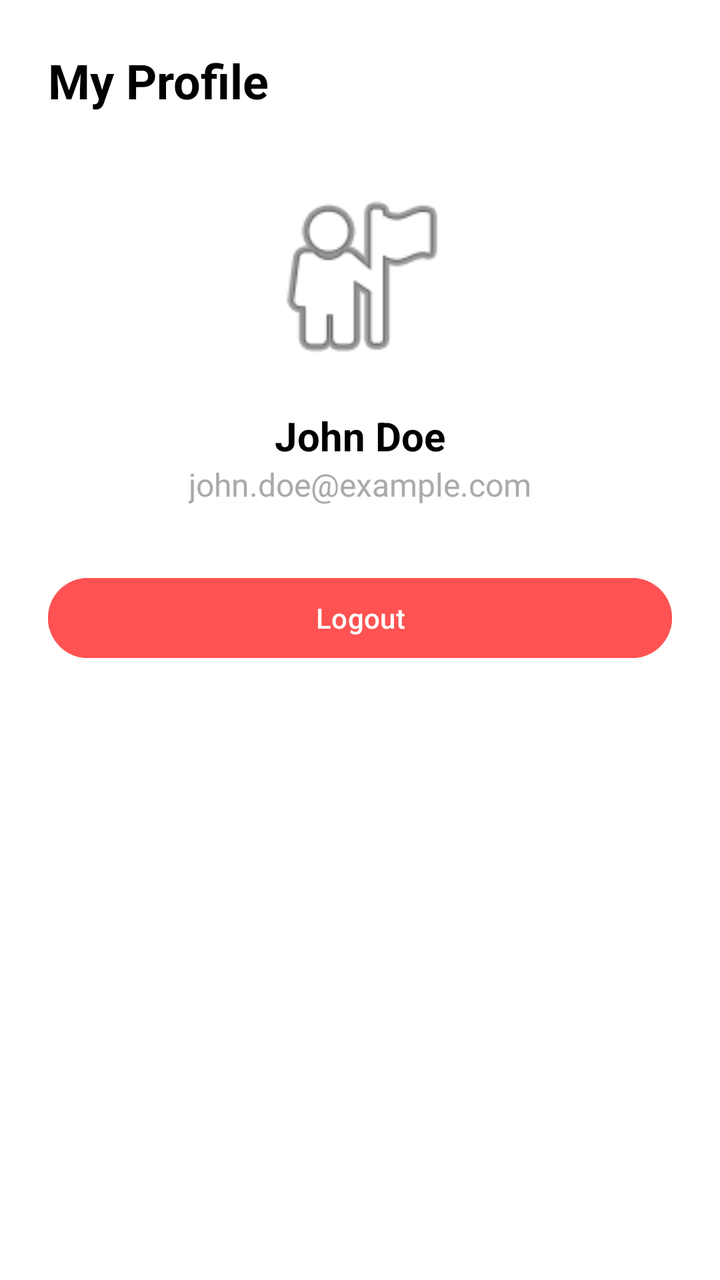
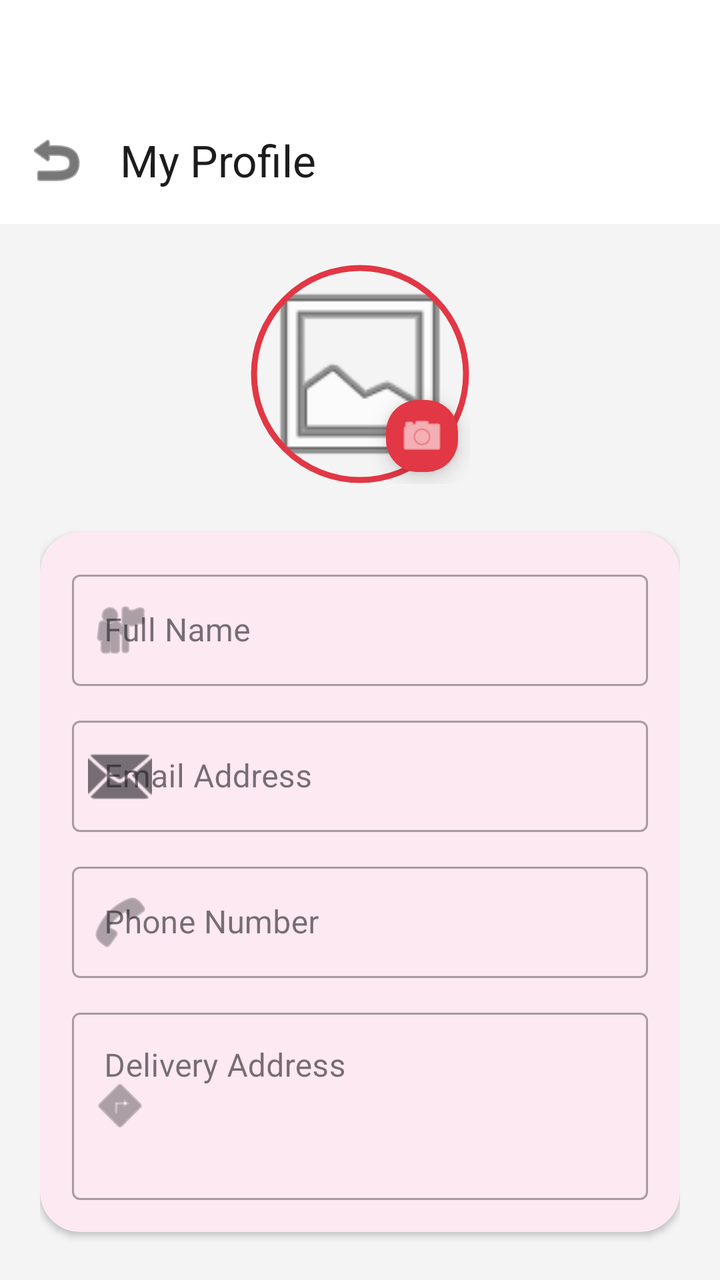

Before-and-after screenshots of an Android layout around one commit, followed by the original layout XML and the change that was made.
<!-- AndroidManifest.xml: application theme AppTheme.NoActionBar -->
<!-- res/layout/activity_profile.xml -->
<?xml version="1.0" encoding="utf-8"?>
<LinearLayout xmlns:android="http://schemas.android.com/apk/res/android"
    android:layout_width="match_parent"
    android:layout_height="match_parent"
    android:orientation="vertical"
    android:padding="24dp"
    android:background="@android:color/white">

    <TextView
        android:layout_width="wrap_content"
        android:layout_height="wrap_content"
        android:text="My Profile"
        android:textSize="24sp"
        android:textStyle="bold"
        android:textColor="@android:color/black"
        android:layout_marginBottom="32dp"/>

    <ImageView
        android:layout_width="100dp"
        android:layout_height="100dp"
        android:layout_gravity="center_horizontal"
        android:src="@android:drawable/ic_menu_myplaces"
        android:layout_marginBottom="16dp"/>

    <TextView
        android:layout_width="wrap_content"
        android:layout_height="wrap_content"
        android:text="John Doe"
        android:textSize="20sp"
        android:textStyle="bold"
        android:layout_gravity="center_horizontal"
        android:textColor="@android:color/black"/>

    <TextView
        android:layout_width="wrap_content"
        android:layout_height="wrap_content"
        android:text="john.doe@example.com"
        android:textSize="16sp"
        android:layout_gravity="center_horizontal"
        android:textColor="@android:color/darker_gray"
        android:layout_marginBottom="32dp"/>

    <Button
        android:id="@+id/btnLogout"
        android:layout_width="match_parent"
        android:layout_height="wrap_content"
        android:text="Logout"
        android:backgroundTint="#FF5252"
        android:textColor="@android:color/white" />

</LinearLayout>
<!-- resources referenced by this layout -->
<resources>
  <style name="AppTheme.NoActionBar" parent="Theme.Material3.Light.NoActionBar">
          <item name="colorPrimary">@color/primary_red</item>
          <item name="colorPrimaryDark">@color/primary_red_dark</item>
          <item name="colorAccent">@color/primary_red</item>
          <item name="android:windowBackground">@color/bg_light_grey</item>
          <item name="android:statusBarColor">@color/white</item>
          <item name="android:windowLightStatusBar">true</item>
      </style>
  <color name="primary_red">#E23744</color>
  <color name="primary_red_dark">#C12733</color>
  <color name="bg_light_grey">#F4F4F4</color>
  <color name="white">#FFFFFFFF</color>
</resources>

<!-- the commit's change to res/layout/activity_profile.xml (unified diff, before → after) -->
@@ -1,51 +1,218 @@
 <?xml version="1.0" encoding="utf-8"?>
-<LinearLayout xmlns:android="http://schemas.android.com/apk/res/android"
+<androidx.coordinatorlayout.widget.CoordinatorLayout xmlns:android="http://schemas.android.com/apk/res/android"
+    xmlns:app="http://schemas.android.com/apk/res-auto"
     android:layout_width="match_parent"
     android:layout_height="match_parent"
-    android:orientation="vertical"
-    android:padding="24dp"
-    android:background="@android:color/white">
-
-    <TextView
-        android:layout_width="wrap_content"
-        android:layout_height="wrap_content"
-        android:text="My Profile"
-        android:textSize="24sp"
-        android:textStyle="bold"
-        android:textColor="@android:color/black"
-        android:layout_marginBottom="32dp"/>
-
-    <ImageView
-        android:layout_width="100dp"
-        android:layout_height="100dp"
-        android:layout_gravity="center_horizontal"
-        android:src="@android:drawable/ic_menu_myplaces"
-        android:layout_marginBottom="16dp"/>
-
-    <TextView
-        android:layout_width="wrap_content"
-        android:layout_height="wrap_content"
-        android:text="John Doe"
-        android:textSize="20sp"
-        android:textStyle="bold"
-        android:layout_gravity="center_horizontal"
-        android:textColor="@android:color/black"/>
-
-    <TextView
-        android:layout_width="wrap_content"
-        android:layout_height="wrap_content"
-        android:text="john.doe@example.com"
-        android:textSize="16sp"
-        android:layout_gravity="center_horizontal"
-        android:textColor="@android:color/darker_gray"
-        android:layout_marginBottom="32dp"/>
-
-    <Button
-        android:id="@+id/btnLogout"
+    android:background="@color/bg_light_grey">
+
+    <com.google.android.material.appbar.AppBarLayout
         android:layout_width="match_parent"
         android:layout_height="wrap_content"
-        android:text="Logout"
-        android:backgroundTint="#FF5252"
-        android:textColor="@android:color/white" />
-
-</LinearLayout>
+        android:background="@color/white"
+        android:paddingTop="48dp"
+        app:elevation="0dp">
+
+        <com.google.android.material.appbar.MaterialToolbar
+            android:id="@+id/toolbar"
+            android:layout_width="match_parent"
+            android:layout_height="?attr/actionBarSize"
+            app:navigationIcon="@android:drawable/ic_menu_revert"
+            app:navigationIconTint="@color/text_black"
+            app:title="My Profile"
+            app:titleTextColor="@color/text_black" />
+    </com.google.android.material.appbar.AppBarLayout>
+
+    <androidx.core.widget.NestedScrollView
+        android:layout_width="match_parent"
+        android:layout_height="match_parent"
+        app:layout_behavior="@string/appbar_scrolling_view_behavior">
+
+        <LinearLayout
+            android:layout_width="match_parent"
+            android:layout_height="wrap_content"
+            android:orientation="vertical"
+            android:padding="20dp">
+
+            
+            <RelativeLayout
+                android:layout_width="wrap_content"
+                android:layout_height="wrap_content"
+                android:layout_gravity="center_horizontal"
+                android:layout_marginBottom="24dp">
+
+                <com.google.android.material.imageview.ShapeableImageView
+                    android:id="@+id/ivAvatar"
+                    android:layout_width="110dp"
+                    android:layout_height="110dp"
+                    android:padding="2dp"
+                    android:src="@android:drawable/ic_menu_gallery"
+                    app:shapeAppearanceOverlay="@style/CircularImage"
+                    app:strokeColor="@color/primary_red"
+                    app:strokeWidth="3dp" />
+
+                <com.google.android.material.floatingactionbutton.FloatingActionButton
+                    android:id="@+id/btnUploadPic"
+                    android:layout_width="wrap_content"
+                    android:layout_height="wrap_content"
+                    android:layout_alignBottom="@id/ivAvatar"
+                    android:layout_alignEnd="@id/ivAvatar"
+                    android:layout_margin="-8dp"
+                    app:fabCustomSize="36dp"
+                    app:srcCompat="@android:drawable/ic_menu_camera"
+                    app:tint="@color/white"
+                    app:backgroundTint="@color/primary_red" />
+            </RelativeLayout>
+
+            
+            <com.google.android.material.card.MaterialCardView
+                android:layout_width="match_parent"
+                android:layout_height="wrap_content"
+                android:layout_margin="0dp"
+                app:cardCornerRadius="20dp"
+                app:cardElevation="2dp"
+                app:strokeWidth="0dp">
+
+                <LinearLayout
+                    android:layout_width="match_parent"
+                    android:layout_height="wrap_content"
+                    android:orientation="vertical"
+                    android:padding="16dp">
+
+                    <com.google.android.material.textfield.TextInputLayout
+                        android:id="@+id/tilName"
+                        style="@style/Widget.MaterialComponents.TextInputLayout.OutlinedBox"
+                        android:layout_width="match_parent"
+                        android:layout_height="wrap_content"
+                        android:hint="Full Name"
+                        app:startIconDrawable="@android:drawable/ic_menu_myplaces">
+                        <com.google.android.material.textfield.TextInputEditText
+                            android:id="@+id/etName"
+                            android:layout_width="match_parent"
+                            android:layout_height="wrap_content"
+                            android:inputType="textPersonName" />
+                    </com.google.android.material.textfield.TextInputLayout>
+
+                    <com.google.android.material.textfield.TextInputLayout
+                        android:id="@+id/tilEmail"
+                        style="@style/Widget.MaterialComponents.TextInputLayout.OutlinedBox"
+                        android:layout_width="match_parent"
+                        android:layout_height="wrap_content"
+                        android:layout_marginTop="12dp"
+                        android:hint="Email Address"
+                        app:startIconDrawable="@android:drawable/ic_dialog_email">
+                        <com.google.android.material.textfield.TextInputEditText
+                            android:id="@+id/etEmail"
+                            android:layout_width="match_parent"
+                            android:layout_height="wrap_content"
+                            android:enabled="false"
+                            android:inputType="textEmailAddress" />
+                    </com.google.android.material.textfield.TextInputLayout>
+
+                    <com.google.android.material.textfield.TextInputLayout
+                        android:id="@+id/tilPhone"
+                        style="@style/Widget.MaterialComponents.TextInputLayout.OutlinedBox"
+                        android:layout_width="match_parent"
+                        android:layout_height="wrap_content"
+                        android:layout_marginTop="12dp"
+                        android:hint="Phone Number"
+                        app:startIconDrawable="@android:drawable/ic_menu_call">
+                        <com.google.android.material.textfield.TextInputEditText
+                            android:id="@+id/etPhone"
+                            android:layout_width="match_parent"
+                            android:layout_height="wrap_content"
+                            android:inputType="phone" />
+                    </com.google.android.material.textfield.TextInputLayout>
+
+                    <com.google.android.material.textfield.TextInputLayout
+                        android:id="@+id/tilAddress"
+                        style="@style/Widget.MaterialComponents.TextInputLayout.OutlinedBox"
+                        android:layout_width="match_parent"
+                        android:layout_height="wrap_content"
+                        android:layout_marginTop="12dp"
+                        android:hint="Delivery Address"
+                        app:startIconDrawable="@android:drawable/ic_menu_directions">
+                        <com.google.android.material.textfield.TextInputEditText
+                            android:id="@+id/etAddress"
+                            android:layout_width="match_parent"
+                            android:layout_height="wrap_content"
+                            android:gravity="top"
+                            android:inputType="textMultiLine"
+                            android:lines="3" />
+                    </com.google.android.material.textfield.TextInputLayout>
+
+                </LinearLayout>
+            </com.google.android.material.card.MaterialCardView>
+
+            
+            <TextView
+                android:layout_width="wrap_content"
+                android:layout_height="wrap_content"
+                android:layout_marginTop="24dp"
+                android:layout_marginBottom="8dp"
+                android:text="Preferences"
+                android:textColor="@color/text_black"
+                android:textSize="18sp"
+                android:textStyle="bold" />
+
+            <com.google.android.material.card.MaterialCardView
+                android:layout_width="match_parent"
+                android:layout_height="wrap_content"
+                android:layout_margin="0dp"
+                app:cardCornerRadius="20dp"
+                app:cardElevation="2dp"
+                app:strokeWidth="0dp">
+
+                <LinearLayout
+                    android:layout_width="match_parent"
+                    android:layout_height="wrap_content"
+                    android:orientation="vertical"
+                    android:padding="8dp">
+
+                    <com.google.android.material.switchmaterial.SwitchMaterial
+                        android:id="@+id/switchNotifications"
+                        android:layout_width="match_parent"
+                        android:layout_height="wrap_content"
+                        android:padding="12dp"
+                        android:text="Order Updates &amp; Notifications"
+                        android:textColor="@color/text_grey_dark" />
+
+                    <View android:layout_width="match_parent" android:layout_height="1dp" android:background="@color/divider" />
+
+                    <TextView
+                        android:id="@+id/btnChangePassword"
+                        android:layout_width="match_parent"
+                        android:layout_height="wrap_content"
+                        android:background="?attr/selectableItemBackground"
+                        android:clickable="true"
+                        android:focusable="true"
+                        android:padding="16dp"
+                        android:text="Change Password"
+                        android:textColor="@color/primary_red"
+                        android:textStyle="bold" />
+                </LinearLayout>
+            </com.google.android.material.card.MaterialCardView>
+
+            
+            <com.google.android.material.button.MaterialButton
+                android:id="@+id/btnSaveProfile"
+                android:layout_width="match_parent"
+                android:layout_height="56dp"
+                android:layout_marginTop="32dp"
+                android:backgroundTint="@color/primary_red"
+                android:text="Update Profile"
+                android:textColor="@color/white"
+                app:cornerRadius="16dp" />
+
+            <com.google.android.material.button.MaterialButton
+                android:id="@+id/btnLogout"
+                style="@style/Widget.MaterialComponents.Button.TextButton"
+                android:layout_width="match_parent"
+                android:layout_height="56dp"
+                android:layout_marginTop="8dp"
+                android:text="Logout"
+                android:textColor="@color/text_grey_medium" />
+
+        </LinearLayout>
+    </androidx.core.widget.NestedScrollView>
+
+</androidx.coordinatorlayout.widget.CoordinatorLayout>
<!-- resource entries referenced after the edit -->
@@ -9,8 +9,16 @@
           <item name="android:windowLightStatusBar">true</item>
       </style>
   <color name="primary_red">#E23744</color>
+  <color name="text_black">#1C1C1C</color>
+  <color name="text_grey_dark">#4A4A4A</color>
+  <color name="text_grey_medium">#686B78</color>
   <color name="primary_red_dark">#C12733</color>
   <color name="bg_light_grey">#F4F4F4</color>
+  <color name="divider">#F1F1F6</color>
   <color name="white">#FFFFFFFF</color>
+  <style name="CircularImage">
+          <item name="cornerFamily">rounded</item>
+          <item name="cornerSize">50%</item>
+      </style>
 </resources>
 
